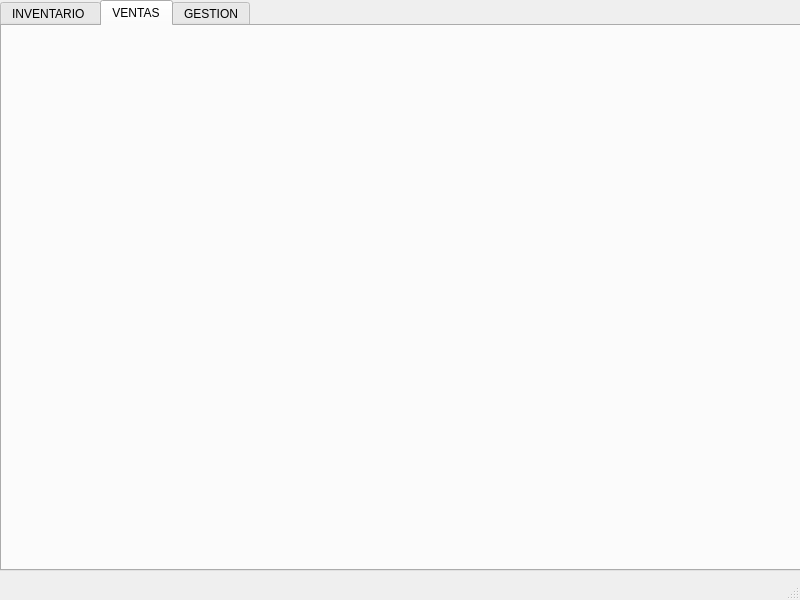
This is interfaz grafica/GUI.ui in joaramirezra/Huevos-familia-lopez as Qt 5 draws it before an edit. The edited form follows.
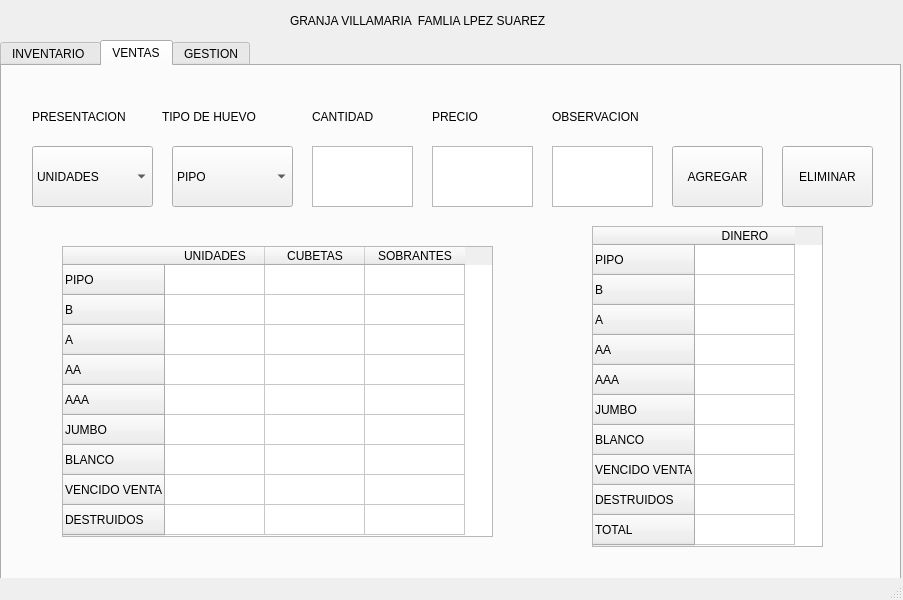
This is the edited form. The open tabs and pages were chosen to show the change.

Commit message: V0.02 se crea esqueleto programa

Diff of the .ui file:
```diff
--- a/interfaz grafica/GUI.ui
+++ b/interfaz grafica/GUI.ui
@@ -6,7 +6,7 @@
    <rect>
     <x>0</x>
     <y>0</y>
-    <width>800</width>
+    <width>903</width>
     <height>600</height>
    </rect>
   </property>
@@ -18,9 +18,9 @@
     <property name="geometry">
      <rect>
       <x>0</x>
-      <y>0</y>
-      <width>801</width>
-      <height>571</height>
+      <y>40</y>
+      <width>901</width>
+      <height>541</height>
      </rect>
     </property>
     <property name="currentIndex">
@@ -154,6 +154,381 @@
      <attribute name="title">
       <string>VENTAS</string>
      </attribute>
+     <widget class="QTableWidget" name="tableWidget_2">
+      <property name="geometry">
+       <rect>
+        <x>60</x>
+        <y>180</y>
+        <width>431</width>
+        <height>291</height>
+       </rect>
+      </property>
+      <property name="verticalScrollBarPolicy">
+       <enum>Qt::ScrollBarAlwaysOff</enum>
+      </property>
+      <property name="horizontalScrollBarPolicy">
+       <enum>Qt::ScrollBarAlwaysOff</enum>
+      </property>
+      <property name="autoScroll">
+       <bool>false</bool>
+      </property>
+      <row>
+       <property name="text">
+        <string>PIPO</string>
+       </property>
+      </row>
+      <row>
+       <property name="text">
+        <string>B</string>
+       </property>
+      </row>
+      <row>
+       <property name="text">
+        <string>A</string>
+       </property>
+      </row>
+      <row>
+       <property name="text">
+        <string>AA</string>
+       </property>
+      </row>
+      <row>
+       <property name="text">
+        <string>AAA</string>
+       </property>
+      </row>
+      <row>
+       <property name="text">
+        <string>JUMBO</string>
+       </property>
+      </row>
+      <row>
+       <property name="text">
+        <string>BLANCO</string>
+       </property>
+      </row>
+      <row>
+       <property name="text">
+        <string>VENCIDO VENTA</string>
+       </property>
+      </row>
+      <row>
+       <property name="text">
+        <string>DESTRUIDOS</string>
+       </property>
+      </row>
+      <column>
+       <property name="text">
+        <string>UNIDADES</string>
+       </property>
+      </column>
+      <column>
+       <property name="text">
+        <string>CUBETAS</string>
+       </property>
+      </column>
+      <column>
+       <property name="text">
+        <string>SOBRANTES</string>
+       </property>
+      </column>
+     </widget>
+     <widget class="QPushButton" name="pushButton_3">
+      <property name="geometry">
+       <rect>
+        <x>670</x>
+        <y>80</y>
+        <width>91</width>
+        <height>61</height>
+       </rect>
+      </property>
+      <property name="text">
+       <string>AGREGAR</string>
+      </property>
+     </widget>
+     <widget class="QPushButton" name="pushButton_4">
+      <property name="geometry">
+       <rect>
+        <x>780</x>
+        <y>80</y>
+        <width>91</width>
+        <height>61</height>
+       </rect>
+      </property>
+      <property name="text">
+       <string>ELIMINAR</string>
+      </property>
+     </widget>
+     <widget class="QTextEdit" name="textEdit_4">
+      <property name="geometry">
+       <rect>
+        <x>310</x>
+        <y>80</y>
+        <width>101</width>
+        <height>61</height>
+       </rect>
+      </property>
+      <property name="html">
+       <string>&lt;!DOCTYPE HTML PUBLIC &quot;-//W3C//DTD HTML 4.0//EN&quot; &quot;http://www.w3.org/TR/REC-html40/strict.dtd&quot;&gt;
+&lt;html&gt;&lt;head&gt;&lt;meta name=&quot;qrichtext&quot; content=&quot;1&quot; /&gt;&lt;style type=&quot;text/css&quot;&gt;
+p, li { white-space: pre-wrap; }
+&lt;/style&gt;&lt;/head&gt;&lt;body style=&quot; font-family:'Ubuntu'; font-size:11pt; font-weight:400; font-style:normal;&quot;&gt;
+&lt;p style=&quot;-qt-paragraph-type:empty; margin-top:0px; margin-bottom:0px; margin-left:0px; margin-right:0px; -qt-block-indent:0; text-indent:0px;&quot;&gt;&lt;br /&gt;&lt;/p&gt;&lt;/body&gt;&lt;/html&gt;</string>
+      </property>
+     </widget>
+     <widget class="QLabel" name="label_9">
+      <property name="geometry">
+       <rect>
+        <x>550</x>
+        <y>30</y>
+        <width>101</width>
+        <height>41</height>
+       </rect>
+      </property>
+      <property name="text">
+       <string>OBSERVACION</string>
+      </property>
+     </widget>
+     <widget class="QLabel" name="label_10">
+      <property name="geometry">
+       <rect>
+        <x>30</x>
+        <y>30</y>
+        <width>121</width>
+        <height>41</height>
+       </rect>
+      </property>
+      <property name="text">
+       <string>PRESENTACION</string>
+      </property>
+     </widget>
+     <widget class="QLabel" name="label_11">
+      <property name="geometry">
+       <rect>
+        <x>160</x>
+        <y>30</y>
+        <width>121</width>
+        <height>41</height>
+       </rect>
+      </property>
+      <property name="text">
+       <string>TIPO DE HUEVO</string>
+      </property>
+     </widget>
+     <widget class="QComboBox" name="comboBox_3">
+      <property name="geometry">
+       <rect>
+        <x>170</x>
+        <y>80</y>
+        <width>121</width>
+        <height>61</height>
+       </rect>
+      </property>
+      <item>
+       <property name="text">
+        <string>PIPO</string>
+       </property>
+      </item>
+      <item>
+       <property name="text">
+        <string>B</string>
+       </property>
+      </item>
+      <item>
+       <property name="text">
+        <string>A</string>
+       </property>
+      </item>
+      <item>
+       <property name="text">
+        <string>AA</string>
+       </property>
+      </item>
+      <item>
+       <property name="text">
+        <string>AAA</string>
+       </property>
+      </item>
+      <item>
+       <property name="text">
+        <string>JUMBO</string>
+       </property>
+      </item>
+      <item>
+       <property name="text">
+        <string>BLANCO</string>
+       </property>
+      </item>
+      <item>
+       <property name="text">
+        <string>VENCIDO VENTA</string>
+       </property>
+      </item>
+      <item>
+       <property name="text">
+        <string>DESTRUIDOS</string>
+       </property>
+      </item>
+     </widget>
+     <widget class="QLabel" name="label_12">
+      <property name="geometry">
+       <rect>
+        <x>310</x>
+        <y>30</y>
+        <width>101</width>
+        <height>41</height>
+       </rect>
+      </property>
+      <property name="text">
+       <string>CANTIDAD</string>
+      </property>
+     </widget>
+     <widget class="QComboBox" name="comboBox_4">
+      <property name="geometry">
+       <rect>
+        <x>30</x>
+        <y>80</y>
+        <width>121</width>
+        <height>61</height>
+       </rect>
+      </property>
+      <item>
+       <property name="text">
+        <string>UNIDADES</string>
+       </property>
+      </item>
+      <item>
+       <property name="text">
+        <string>CUBETAS</string>
+       </property>
+      </item>
+      <item>
+       <property name="text">
+        <string>SOBRANTES</string>
+       </property>
+      </item>
+     </widget>
+     <widget class="QTableWidget" name="tableWidget_3">
+      <property name="geometry">
+       <rect>
+        <x>590</x>
+        <y>160</y>
+        <width>231</width>
+        <height>321</height>
+       </rect>
+      </property>
+      <property name="verticalScrollBarPolicy">
+       <enum>Qt::ScrollBarAlwaysOff</enum>
+      </property>
+      <property name="horizontalScrollBarPolicy">
+       <enum>Qt::ScrollBarAlwaysOff</enum>
+      </property>
+      <property name="autoScroll">
+       <bool>false</bool>
+      </property>
+      <row>
+       <property name="text">
+        <string>PIPO</string>
+       </property>
+      </row>
+      <row>
+       <property name="text">
+        <string>B</string>
+       </property>
+      </row>
+      <row>
+       <property name="text">
+        <string>A</string>
+       </property>
+      </row>
+      <row>
+       <property name="text">
+        <string>AA</string>
+       </property>
+      </row>
+      <row>
+       <property name="text">
+        <string>AAA</string>
+       </property>
+      </row>
+      <row>
+       <property name="text">
+        <string>JUMBO</string>
+       </property>
+      </row>
+      <row>
+       <property name="text">
+        <string>BLANCO</string>
+       </property>
+      </row>
+      <row>
+       <property name="text">
+        <string>VENCIDO VENTA</string>
+       </property>
+      </row>
+      <row>
+       <property name="text">
+        <string>DESTRUIDOS</string>
+       </property>
+      </row>
+      <row>
+       <property name="text">
+        <string>TOTAL</string>
+       </property>
+      </row>
+      <column>
+       <property name="text">
+        <string>DINERO</string>
+       </property>
+      </column>
+     </widget>
+     <widget class="QTextEdit" name="textEdit_5">
+      <property name="geometry">
+       <rect>
+        <x>430</x>
+        <y>80</y>
+        <width>101</width>
+        <height>61</height>
+       </rect>
+      </property>
+      <property name="html">
+       <string>&lt;!DOCTYPE HTML PUBLIC &quot;-//W3C//DTD HTML 4.0//EN&quot; &quot;http://www.w3.org/TR/REC-html40/strict.dtd&quot;&gt;
+&lt;html&gt;&lt;head&gt;&lt;meta name=&quot;qrichtext&quot; content=&quot;1&quot; /&gt;&lt;style type=&quot;text/css&quot;&gt;
+p, li { white-space: pre-wrap; }
+&lt;/style&gt;&lt;/head&gt;&lt;body style=&quot; font-family:'Ubuntu'; font-size:11pt; font-weight:400; font-style:normal;&quot;&gt;
+&lt;p style=&quot;-qt-paragraph-type:empty; margin-top:0px; margin-bottom:0px; margin-left:0px; margin-right:0px; -qt-block-indent:0; text-indent:0px;&quot;&gt;&lt;br /&gt;&lt;/p&gt;&lt;/body&gt;&lt;/html&gt;</string>
+      </property>
+     </widget>
+     <widget class="QLabel" name="label_13">
+      <property name="geometry">
+       <rect>
+        <x>430</x>
+        <y>30</y>
+        <width>101</width>
+        <height>41</height>
+       </rect>
+      </property>
+      <property name="text">
+       <string>PRECIO</string>
+      </property>
+     </widget>
+     <widget class="QTextEdit" name="textEdit_6">
+      <property name="geometry">
+       <rect>
+        <x>550</x>
+        <y>80</y>
+        <width>101</width>
+        <height>61</height>
+       </rect>
+      </property>
+      <property name="html">
+       <string>&lt;!DOCTYPE HTML PUBLIC &quot;-//W3C//DTD HTML 4.0//EN&quot; &quot;http://www.w3.org/TR/REC-html40/strict.dtd&quot;&gt;
+&lt;html&gt;&lt;head&gt;&lt;meta name=&quot;qrichtext&quot; content=&quot;1&quot; /&gt;&lt;style type=&quot;text/css&quot;&gt;
+p, li { white-space: pre-wrap; }
+&lt;/style&gt;&lt;/head&gt;&lt;body style=&quot; font-family:'Ubuntu'; font-size:11pt; font-weight:400; font-style:normal;&quot;&gt;
+&lt;p style=&quot;-qt-paragraph-type:empty; margin-top:0px; margin-bottom:0px; margin-left:0px; margin-right:0px; -qt-block-indent:0; text-indent:0px;&quot;&gt;&lt;br /&gt;&lt;/p&gt;&lt;/body&gt;&lt;/html&gt;</string>
+      </property>
+     </widget>
     </widget>
     <widget class="QWidget" name="tab_2">
      <attribute name="title">
@@ -161,6 +536,19 @@
      </attribute>
     </widget>
    </widget>
+   <widget class="QLabel" name="label_7">
+    <property name="geometry">
+     <rect>
+      <x>290</x>
+      <y>0</y>
+      <width>311</width>
+      <height>41</height>
+     </rect>
+    </property>
+    <property name="text">
+     <string>GRANJA VILLAMARIA  FAMLIA LPEZ SUAREZ</string>
+    </property>
+   </widget>
   </widget>
   <widget class="QStatusBar" name="statusbar"/>
  </widget>
```
Left out of the diff: 536 changed lines with no effect on the pictures.
